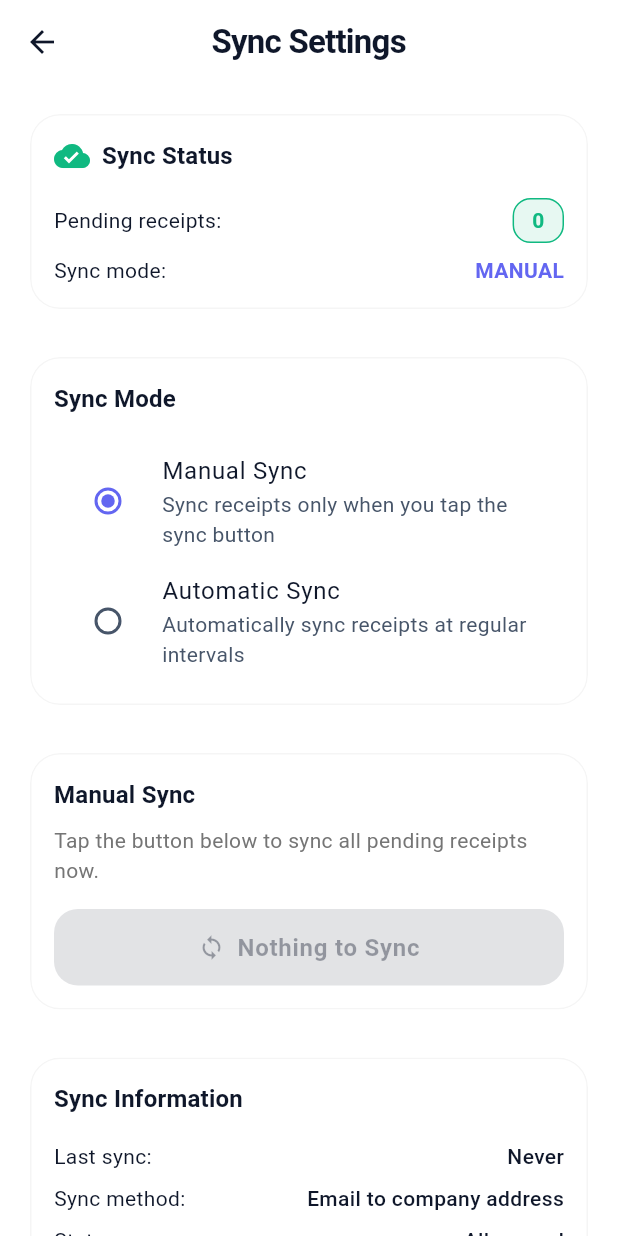
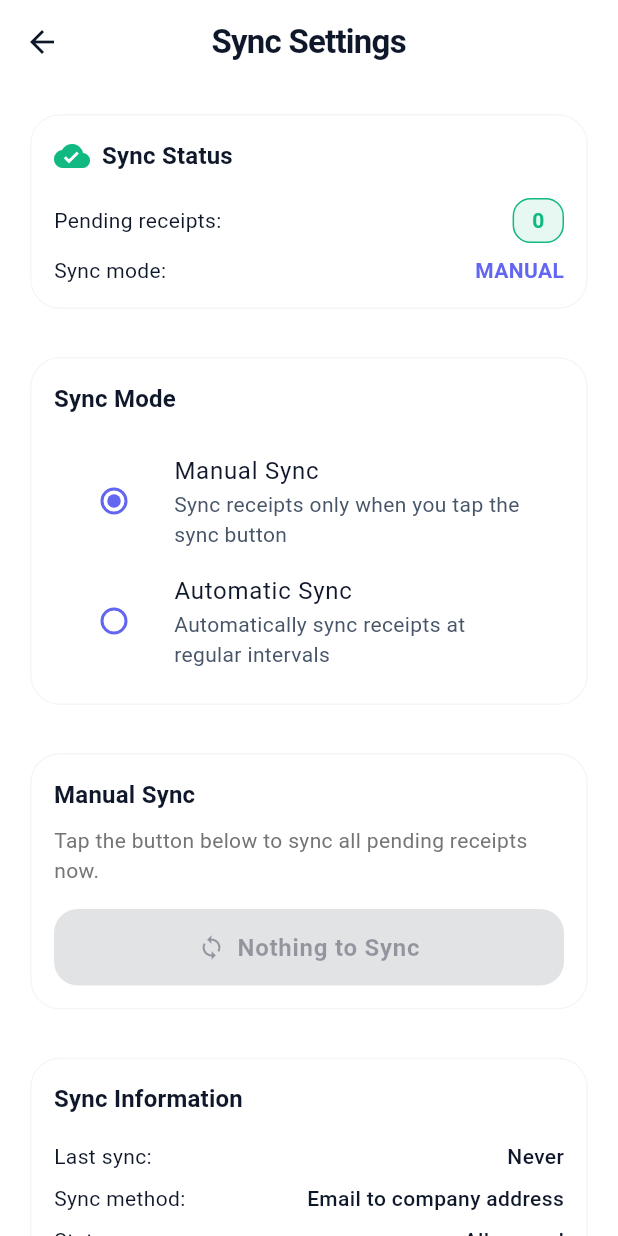
Before and after one commit to muhammadhaseebiqbal-dev/ReceiptCapture, a Flutter app: the SettingsScreen screen opened directly, after a tap on "Sync Settings", on a phone screen of 412 x 824 dp. Run offline on Flutter 3.47's test engine with Material 3 defaults, Android fonts, the phone set to English and light mode, and no system bars; our stand-ins replace camera, connectivity_plus, equatable, flutter_bloc, image_picker, permission_handler and 2 more; missing offline and left inert: encrypt; accounts and stored records are empty; statements that could not run were skipped.

Commit message:
sync funtionality

```diff
--- a/receipt_capture/lib/screens/settings_screen.dart
+++ b/receipt_capture/lib/screens/settings_screen.dart
@@ -11,7 +11,7 @@ import '../features/theme/bloc/theme_state.dart';
 import '../core/models/user.dart';
 import '../core/services/sync_service.dart';
 import '../core/database/receipt_repository.dart';
-import 'simple_sync_settings_screen.dart';
+import 'sync_settings_screen.dart';
 
 class SettingsScreen extends StatefulWidget {
   const SettingsScreen({super.key});
@@ -520,7 +520,7 @@ class _SettingsScreenState extends State<SettingsScreen> {
         final result = await Navigator.push(
           context,
           MaterialPageRoute(
-            builder: (context) => const SimpleSyncSettingsScreen(),
+            builder: (context) => const SyncSettingsScreen(),
           ),
         );
 
--- a/receipt_capture/lib/screens/simple_sync_settings_screen.dart
+++ /dev/null
@@ -1,328 +0,0 @@
-import 'package:flutter/material.dart';
-import '../shared/theme/app_theme.dart';
-
-class SimpleSyncSettingsScreen extends StatefulWidget {
-  const SimpleSyncSettingsScreen({super.key});
-
-  @override
-  State<SimpleSyncSettingsScreen> createState() => _SimpleSyncSettingsScreenState();
-}
-
-class _SimpleSyncSettingsScreenState extends State<SimpleSyncSettingsScreen> {
-  bool _isAutoSync = false;
-  int _autoSyncInterval = 30;
-  int _pendingSyncCount = 0;
-  bool _isSyncing = false;
-
-  @override
-  Widget build(BuildContext context) {
-    return Scaffold(
-      appBar: AppBar(
-        title: const Text('Sync Settings'),
-        elevation: 0,
-      ),
-      body: ListView(
-        padding: const EdgeInsets.all(AppTheme.spacingM),
-        children: [
-          // Sync Status Card
-          _buildSyncStatusCard(),
-          const SizedBox(height: AppTheme.spacingL),
-
-          // Sync Mode Settings
-          _buildSyncModeSection(),
-          const SizedBox(height: AppTheme.spacingL),
-
-          // Auto Sync Interval (only show if automatic mode)
-          if (_isAutoSync) ...[
-            _buildAutoSyncIntervalSection(),
-            const SizedBox(height: AppTheme.spacingL),
-          ],
-
-          // Manual Sync Button
-          _buildManualSyncSection(),
-          const SizedBox(height: AppTheme.spacingL),
-
-          // Sync Info
-          _buildSyncInfoSection(),
-        ],
-      ),
-    );
-  }
-
-  Widget _buildSyncStatusCard() {
-    return Card(
-      child: Padding(
-        padding: const EdgeInsets.all(AppTheme.spacingM),
-        child: Column(
-          crossAxisAlignment: CrossAxisAlignment.start,
-          children: [
-            Row(
-              children: [
-                Icon(
-                  Icons.cloud_done,
-                  color: AppTheme.successColor,
-                ),
-                const SizedBox(width: AppTheme.spacingS),
-                Text(
-                  'Sync Status',
-                  style: Theme.of(context).textTheme.titleMedium?.copyWith(
-                    fontWeight: FontWeight.bold,
-                  ),
-                ),
-              ],
-            ),
-            const SizedBox(height: AppTheme.spacingM),
-
-            Row(
-              mainAxisAlignment: MainAxisAlignment.spaceBetween,
-              children: [
-                Text('Pending receipts:', style: AppTheme.bodyMedium),
-                Container(
-                  padding: const EdgeInsets.symmetric(horizontal: 12, vertical: 4),
-                  decoration: BoxDecoration(
-                    color: _pendingSyncCount > 0 ? AppTheme.warningColor.withOpacity(0.1) : AppTheme.successColor.withOpacity(0.1),
-                    borderRadius: BorderRadius.circular(12),
-                    border: Border.all(
-                      color: _pendingSyncCount > 0 ? AppTheme.warningColor : AppTheme.successColor,
-                    ),
-                  ),
-                  child: Text(
-                    '$_pendingSyncCount',
-                    style: TextStyle(
-                      fontWeight: FontWeight.bold,
-                      color: _pendingSyncCount > 0 ? AppTheme.warningColor : AppTheme.successColor,
-                    ),
-                  ),
-                ),
-              ],
-            ),
-
-            const SizedBox(height: AppTheme.spacingS),
-
-            Row(
-              mainAxisAlignment: MainAxisAlignment.spaceBetween,
-              children: [
-                Text('Sync mode:', style: AppTheme.bodyMedium),
-                Text(
-                  _isAutoSync ? 'AUTOMATIC' : 'MANUAL',
-                  style: AppTheme.bodyMedium.copyWith(
-                    fontWeight: FontWeight.bold,
-                    color: AppTheme.primaryColor,
-                  ),
-                ),
-              ],
-            ),
-          ],
-        ),
-      ),
-    );
-  }
-
-  Widget _buildSyncModeSection() {
-    return Card(
-      child: Padding(
-        padding: const EdgeInsets.all(AppTheme.spacingM),
-        child: Column(
-          crossAxisAlignment: CrossAxisAlignment.start,
-          children: [
-            Text(
-              'Sync Mode',
-              style: Theme.of(context).textTheme.titleMedium?.copyWith(
-                fontWeight: FontWeight.bold,
-              ),
-            ),
-            const SizedBox(height: AppTheme.spacingM),
-
-            RadioListTile<bool>(
-              title: const Text('Manual Sync'),
-              subtitle: const Text('Sync receipts only when you tap the sync button'),
-              value: false,
-              groupValue: _isAutoSync,
-              onChanged: (value) {
-                setState(() {
-                  _isAutoSync = value!;
-                });
-              },
-            ),
-
-            RadioListTile<bool>(
-              title: const Text('Automatic Sync'),
-              subtitle: const Text('Automatically sync receipts at regular intervals'),
-              value: true,
-              groupValue: _isAutoSync,
-              onChanged: (value) {
-                setState(() {
-                  _isAutoSync = value!;
-                });
-              },
-            ),
-          ],
-        ),
-      ),
-    );
-  }
-
-  Widget _buildAutoSyncIntervalSection() {
-    return Card(
-      child: Padding(
-        padding: const EdgeInsets.all(AppTheme.spacingM),
-        child: Column(
-          crossAxisAlignment: CrossAxisAlignment.start,
-          children: [
-            Text(
-              'Auto Sync Interval',
-              style: Theme.of(context).textTheme.titleMedium?.copyWith(
-                fontWeight: FontWeight.bold,
-              ),
-            ),
-            const SizedBox(height: AppTheme.spacingM),
-
-            Text(
-              'Sync every $_autoSyncInterval minutes',
-              style: AppTheme.bodyMedium,
-            ),
-
-            const SizedBox(height: AppTheme.spacingS),
-
-            Slider(
-              value: _autoSyncInterval.toDouble(),
-              min: 5,
-              max: 120,
-              divisions: 23,
-              label: '$_autoSyncInterval min',
-              onChanged: (value) {
-                setState(() {
-                  _autoSyncInterval = value.round();
-                });
-              },
-            ),
-
-            Row(
-              mainAxisAlignment: MainAxisAlignment.spaceBetween,
-              children: [
-                Text('5 min', style: AppTheme.bodySmall),
-                Text('120 min', style: AppTheme.bodySmall),
-              ],
-            ),
-          ],
-        ),
-      ),
-    );
-  }
-
-  Widget _buildManualSyncSection() {
-    return Card(
-      child: Padding(
-        padding: const EdgeInsets.all(AppTheme.spacingM),
-        child: Column(
-          crossAxisAlignment: CrossAxisAlignment.start,
-          children: [
-            Text(
-              'Manual Sync',
-              style: Theme.of(context).textTheme.titleMedium?.copyWith(
-                fontWeight: FontWeight.bold,
-              ),
-            ),
-            const SizedBox(height: AppTheme.spacingS),
-
-            Text(
-              'Tap the button below to sync all pending receipts now.',
-              style: AppTheme.bodyMedium.copyWith(
-                color: Colors.grey[600],
-              ),
-            ),
-
-            const SizedBox(height: AppTheme.spacingM),
-
-            SizedBox(
-              width: double.infinity,
-              child: ElevatedButton.icon(
-                onPressed: _isSyncing || _pendingSyncCount == 0 ? null : _performSync,
-                icon: _isSyncing
-                    ? const SizedBox(
-                        width: 20,
-                        height: 20,
-                        child: CircularProgressIndicator(strokeWidth: 2),
-                      )
-                    : const Icon(Icons.sync),
-                label: Text(
-                  _isSyncing
-                      ? 'Syncing...'
-                      : _pendingSyncCount == 0
-                          ? 'Nothing to Sync'
-                          : 'Sync Now ($_pendingSyncCount items)',
-                ),
-                style: ElevatedButton.styleFrom(
-                  backgroundColor: AppTheme.primaryColor,
-                  foregroundColor: Colors.white,
-                  padding: const EdgeInsets.symmetric(vertical: 16),
-                ),
-              ),
-            ),
-          ],
-        ),
-      ),
-    );
-  }
-
-  Widget _buildSyncInfoSection() {
-    return Card(
-      child: Padding(
-        padding: const EdgeInsets.all(AppTheme.spacingM),
-        child: Column(
-          crossAxisAlignment: CrossAxisAlignment.start,
-          children: [
-            Text(
-              'Sync Information',
-              style: Theme.of(context).textTheme.titleMedium?.copyWith(
-                fontWeight: FontWeight.bold,
-              ),
-            ),
-            const SizedBox(height: AppTheme.spacingM),
-
-            _buildInfoRow('Last sync:', 'Never'),
-            const SizedBox(height: AppTheme.spacingS),
-            _buildInfoRow('Sync method:', 'Email to company address'),
-            const SizedBox(height: AppTheme.spacingS),
-            _buildInfoRow('Status:', 'All synced'),
-          ],
-        ),
-      ),
-    );
-  }
-
-  Widget _buildInfoRow(String label, String value) {
-    return Row(
-      mainAxisAlignment: MainAxisAlignment.spaceBetween,
-      children: [
-        Text(label, style: AppTheme.bodyMedium),
-        Text(
-          value,
-          style: AppTheme.bodyMedium.copyWith(
-            fontWeight: FontWeight.w500,
-          ),
-        ),
-      ],
-    );
-  }
-
-  void _performSync() async {
-    setState(() {
-      _isSyncing = true;
-    });
-
-    // Simulate sync process
-    await Future.delayed(const Duration(seconds: 2));
-
-    setState(() {
-      _isSyncing = false;
-    });
-
-    ScaffoldMessenger.of(context).showSnackBar(
-      const SnackBar(
-        content: Text('Sync completed successfully!'),
-        backgroundColor: AppTheme.successColor,
-      ),
-    );
-  }
-}
--- a/receipt_capture/lib/screens/sync_settings_screen.dart
+++ b/receipt_capture/lib/screens/sync_settings_screen.dart
@@ -1,5 +1,4 @@
 import 'package:flutter/material.dart';
-import 'package:flutter_bloc/flutter_bloc.dart';
 import 'package:shared_preferences/shared_preferences.dart';
 import 'package:intl/intl.dart';
 import '../core/services/sync_service.dart';
@@ -30,29 +29,35 @@ class _SyncSettingsScreenState extends State<SyncSettingsScreen> {
     _initializeSyncService();
   }
 
+  @override
+  void dispose() {
+    _syncService = null;
+    super.dispose();
+  }
+
   Future<void> _initializeSyncService() async {
+    if (!mounted) return;
+
     try {
       final prefs = await SharedPreferences.getInstance();
 
-      // Try to get repository from context, if not available use singleton instance
-      ReceiptRepository receiptRepository;
-      try {
-        receiptRepository = RepositoryProvider.of<ReceiptRepository>(context);
-      } catch (e) {
-        // If RepositoryProvider is not available, use singleton instance
-        receiptRepository = ReceiptRepository.instance;
-      }
+      // Always use singleton instance for consistency
+      final receiptRepository = ReceiptRepository.instance;
 
       _syncService = SyncService(receiptRepository, prefs);
 
       await _loadSettings();
     } catch (e) {
-      print('Error initializing sync service: $e');
+      debugPrint('Error initializing sync service: $e');
       // Set default values if initialization fails
+      if (mounted) {
+        setState(() {
           _currentSyncMode = SyncMode.manual;
           _autoSyncInterval = 30;
           _lastSyncTime = null;
           _pendingSyncCount = 0;
+        });
+      }
     } finally {
       if (mounted) {
         setState(() {
@@ -63,48 +68,97 @@ class _SyncSettingsScreenState extends State<SyncSettingsScreen> {
   }
 
   Future<void> _loadSettings() async {
+    if (_syncService == null || !mounted) return;
+
     try {
-      _currentSyncMode = _syncService!.getSyncMode();
-      _autoSyncInterval = _syncService!.getAutoSyncInterval();
-      _lastSyncTime = _syncService!.getLastSyncTime();
-      _pendingSyncCount = await _syncService!.getPendingSyncCount();
+      final syncMode = _syncService!.getSyncMode();
+      final autoSyncInterval = _syncService!.getAutoSyncInterval();
+      final lastSyncTime = _syncService!.getLastSyncTime();
+      final pendingSyncCount = await _syncService!.getPendingSyncCount();
+
+      if (mounted) {
+        setState(() {
+          _currentSyncMode = syncMode;
+          _autoSyncInterval = autoSyncInterval;
+          _lastSyncTime = lastSyncTime;
+          _pendingSyncCount = pendingSyncCount;
+        });
+      }
     } catch (e) {
-      print('Error loading sync settings: $e');
+      debugPrint('Error loading sync settings: $e');
       // Set safe defaults
+      if (mounted) {
+        setState(() {
           _currentSyncMode = SyncMode.manual;
           _autoSyncInterval = 30;
           _lastSyncTime = null;
           _pendingSyncCount = 0;
+        });
+      }
     }
   }
 
   Future<void> _updateSyncMode(SyncMode mode) async {
-    if (_syncService == null) return;
+    if (_syncService == null || !mounted) return;
 
+    try {
       await _syncService!.setSyncMode(mode);
+      if (mounted) {
         setState(() {
           _currentSyncMode = mode;
         });
 
-    ScaffoldMessenger.of(context).showSnackBar(
+        final scaffoldMessenger = ScaffoldMessenger.of(context);
+        scaffoldMessenger.showSnackBar(
           SnackBar(
             content: Text('Sync mode changed to ${mode.name}'),
             backgroundColor: AppTheme.successColor,
           ),
         );
       }
+    } catch (e) {
+      if (mounted) {
+        final scaffoldMessenger = ScaffoldMessenger.of(context);
+        scaffoldMessenger.showSnackBar(
+          SnackBar(
+            content: Text('Failed to update sync mode: $e'),
+            backgroundColor: AppTheme.errorColor,
+          ),
+        );
+      }
+    }
+  }
 
   Future<void> _updateAutoSyncInterval(int minutes) async {
-    if (_syncService == null) return;
+    if (_syncService == null || !mounted) return;
 
+    try {
       await _syncService!.setAutoSyncInterval(minutes);
+      if (mounted) {
         setState(() {
           _autoSyncInterval = minutes;
         });
       }
+    } catch (e) {
+      debugPrint('Error updating auto sync interval: $e');
+      if (mounted) {
+        final scaffoldMessenger = ScaffoldMessenger.of(context);
+        scaffoldMessenger.showSnackBar(
+          SnackBar(
+            content: Text('Failed to update sync interval: $e'),
+            backgroundColor: AppTheme.errorColor,
+          ),
+        );
+      }
+    }
+  }
 
   Future<void> _performSync() async {
-    if (_syncService == null) return;
+    if (_syncService == null || !mounted) return;
+
+    // Store context references before async operations
+    final scaffoldMessenger = ScaffoldMessenger.of(context);
+    final navigator = Navigator.of(context);
 
     setState(() {
       _isSyncing = true;
@@ -113,12 +167,18 @@ class _SyncSettingsScreenState extends State<SyncSettingsScreen> {
     try {
       final result = await _syncService!.syncNow();
 
-      // Refresh pending count
-      _pendingSyncCount = await _syncService!.getPendingSyncCount();
-      _lastSyncTime = _syncService!.getLastSyncTime();
+      if (mounted) {
+        // Refresh pending count and last sync time
+        final pendingSyncCount = await _syncService!.getPendingSyncCount();
+        final lastSyncTime = _syncService!.getLastSyncTime();
+
+        setState(() {
+          _pendingSyncCount = pendingSyncCount;
+          _lastSyncTime = lastSyncTime;
+        });
 
         // Show result
-      ScaffoldMessenger.of(context).showSnackBar(
+        scaffoldMessenger.showSnackBar(
           SnackBar(
             content: Text(result.message),
             backgroundColor: result.success ? AppTheme.successColor : AppTheme.errorColor,
@@ -128,20 +188,25 @@ class _SyncSettingsScreenState extends State<SyncSettingsScreen> {
 
         // Return true to indicate sync was performed
         if (result.syncedCount > 0) {
-        Navigator.pop(context, true);
+          navigator.pop(true);
+        }
       }
 
     } catch (e) {
-      ScaffoldMessenger.of(context).showSnackBar(
+      if (mounted) {
+        scaffoldMessenger.showSnackBar(
           SnackBar(
             content: Text('Sync failed: $e'),
             backgroundColor: AppTheme.errorColor,
           ),
         );
+      }
     } finally {
+      if (mounted) {
         setState(() {
           _isSyncing = false;
         });
+      }
     }
   }
 
@@ -220,7 +285,7 @@ class _SyncSettingsScreenState extends State<SyncSettingsScreen> {
                 Container(
                   padding: const EdgeInsets.symmetric(horizontal: 12, vertical: 4),
                   decoration: BoxDecoration(
-                    color: _pendingSyncCount > 0 ? AppTheme.warningColor.withOpacity(0.1) : AppTheme.successColor.withOpacity(0.1),
+                    color: _pendingSyncCount > 0 ? AppTheme.warningColor.withValues(alpha: 0.1) : AppTheme.successColor.withValues(alpha: 0.1),
                     borderRadius: BorderRadius.circular(12),
                     border: Border.all(
                       color: _pendingSyncCount > 0 ? AppTheme.warningColor : AppTheme.successColor,
@@ -273,24 +338,41 @@ class _SyncSettingsScreenState extends State<SyncSettingsScreen> {
             ),
             const SizedBox(height: AppTheme.spacingM),
 
-            RadioListTile<SyncMode>(
-              title: const Text('Manual Sync'),
-              subtitle: const Text('Sync receipts only when you tap the sync button'),
+            Theme(
+              data: Theme.of(context).copyWith(
+                radioTheme: RadioThemeData(
+                  fillColor: WidgetStateProperty.all(AppTheme.primaryColor),
+                ),
+              ),
+              child: Column(
+                children: [
+                  ListTile(
+                    leading: Radio<SyncMode>(
                       value: SyncMode.manual,
                       groupValue: _currentSyncMode,
                       onChanged: (value) {
                         if (value != null) _updateSyncMode(value);
                       },
                     ),
+                    title: const Text('Manual Sync'),
+                    subtitle: const Text('Sync receipts only when you tap the sync button'),
+                    onTap: () => _updateSyncMode(SyncMode.manual),
+                  ),
 
-            RadioListTile<SyncMode>(
-              title: const Text('Automatic Sync'),
-              subtitle: const Text('Automatically sync receipts at regular intervals'),
+                  ListTile(
+                    leading: Radio<SyncMode>(
                       value: SyncMode.automatic,
                       groupValue: _currentSyncMode,
                       onChanged: (value) {
                         if (value != null) _updateSyncMode(value);
                       },
+                    ),
+                    title: const Text('Automatic Sync'),
+                    subtitle: const Text('Automatically sync receipts at regular intervals'),
+                    onTap: () => _updateSyncMode(SyncMode.automatic),
+                  ),
+                ],
+              ),
             ),
           ],
         ),
```
Lines whose indentation alone changed are shown as unchanged.
